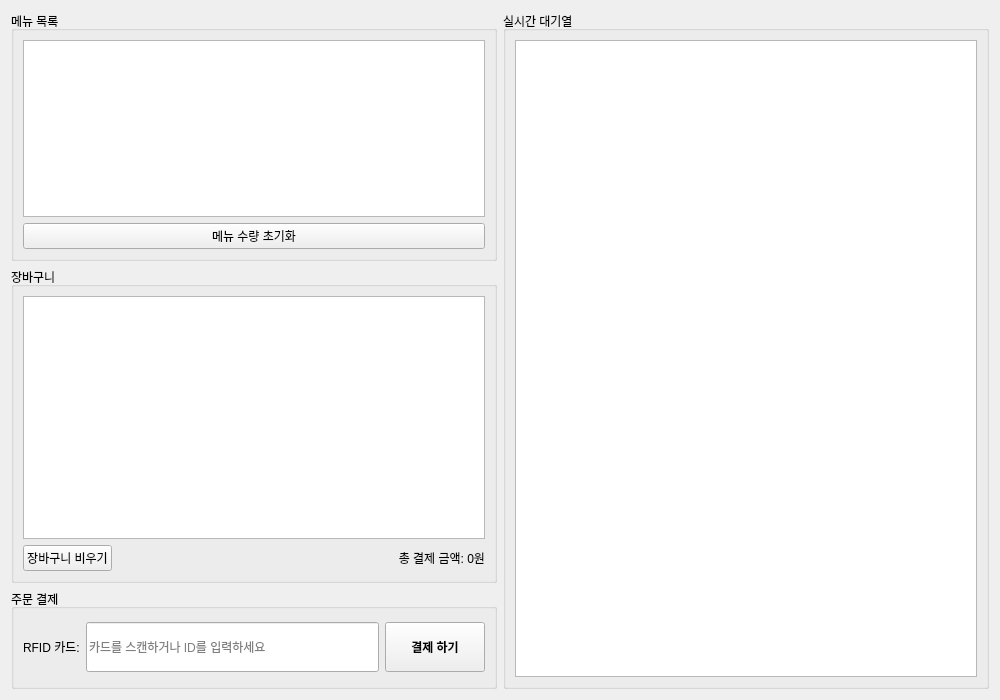
First picture: the form in ui/order_screen.ui, repository addinedu-ros-11th/iot-repo-2, before the edit.
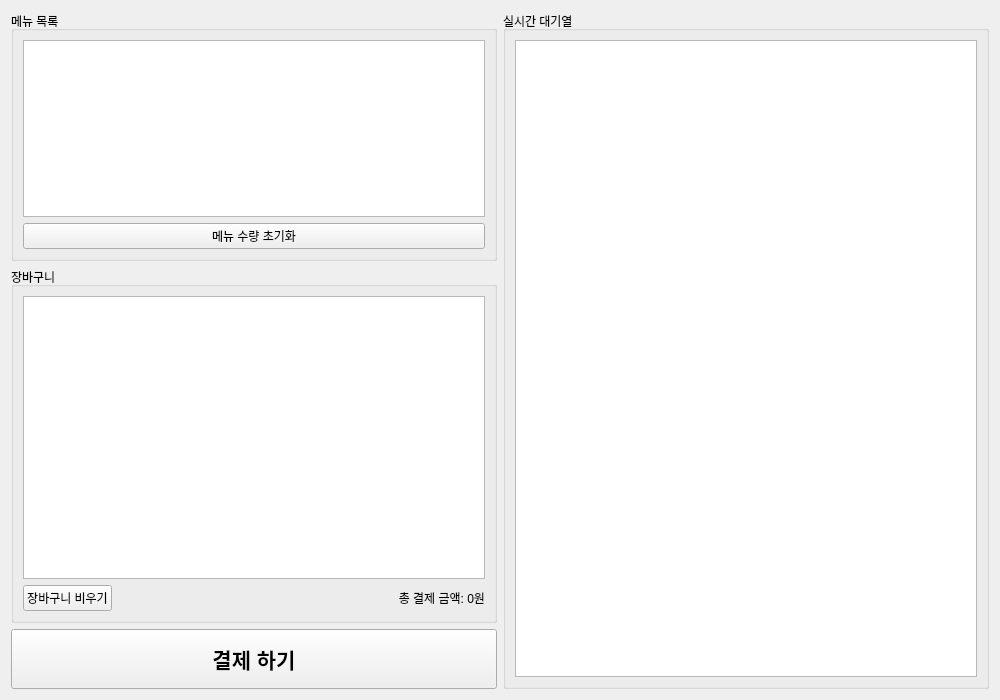
Second picture: the form after the edit.

Commit message: feat(payment): RFID 결제 기능 구현 및 관련 UI 수정

```diff
--- a/ui/order_screen.ui
+++ b/ui/order_screen.ui
@@ -114,98 +114,22 @@
      </widget>
     </item>
     <item>
-     <widget class="QGroupBox" name="groupBox_order">
-       <property name="maximumSize">
-        <size>
-         <width>16777215</width>
-         <height>100</height>
-        </size>
-       </property>
-       <property name="title">
-        <string>주문 결제</string>
-       </property>
-       <layout class="QHBoxLayout" name="horizontalLayout_order">
-        <item>
-         <layout class="QVBoxLayout" name="verticalLayout_rfid_label">
-          <item>
-           <spacer name="verticalSpacer_rfid_top">
-            <property name="orientation">
-             <enum>Qt::Vertical</enum>
-            </property>
-            <property name="sizeHint" stdset="0">
-             <size>
-              <width>20</width>
-              <height>40</height>
-             </size>
-            </property>
-           </spacer>
-          </item>
-          <item>
-           <widget class="QLabel" name="label_rfid">
-            <property name="text">
-             <string>RFID 카드:</string>
-            </property>
-           </widget>
-          </item>
-          <item>
-           <spacer name="verticalSpacer_rfid_bottom">
-            <property name="orientation">
-             <enum>Qt::Vertical</enum>
-            </property>
-            <property name="sizeHint" stdset="0">
-             <size>
-              <width>20</width>
-              <height>40</height>
-             </size>
-            </property>
-           </spacer>
-          </item>
-         </layout>
-        </item>
-        <item>
-         <widget class="QLineEdit" name="txtRfid">
-          <property name="minimumSize">
-           <size>
-            <width>0</width>
-            <height>50</height>
-           </size>
-          </property>
-          <property name="maximumSize">
-           <size>
-            <width>16777215</width>
-            <height>50</height>
-           </size>
-          </property>
-          <property name="placeholderText">
-           <string>카드를 스캔하거나 ID를 입력하세요</string>
-          </property>
-         </widget>
-        </item>
-        <item>
          <widget class="QPushButton" name="btnOrder">
           <property name="minimumSize">
            <size>
             <width>100</width>
-            <height>50</height>
-           </size>
-          </property>
-          <property name="maximumSize">
-           <size>
-            <width>16777215</width>
-            <height>50</height>
+        <height>60</height>
            </size>
           </property>
           <property name="font">
            <font>
+        <pointsize>16</pointsize>
             <bold>true</bold>
            </font>
           </property>
           <property name="text">
            <string>결제 하기</string>
           </property>
-         </widget>
-        </item>
-       </layout>
       </widget>
      </item>
     </layout>
```
Lines whose indentation alone changed are shown as unchanged. The commit also changes 5 other files.
